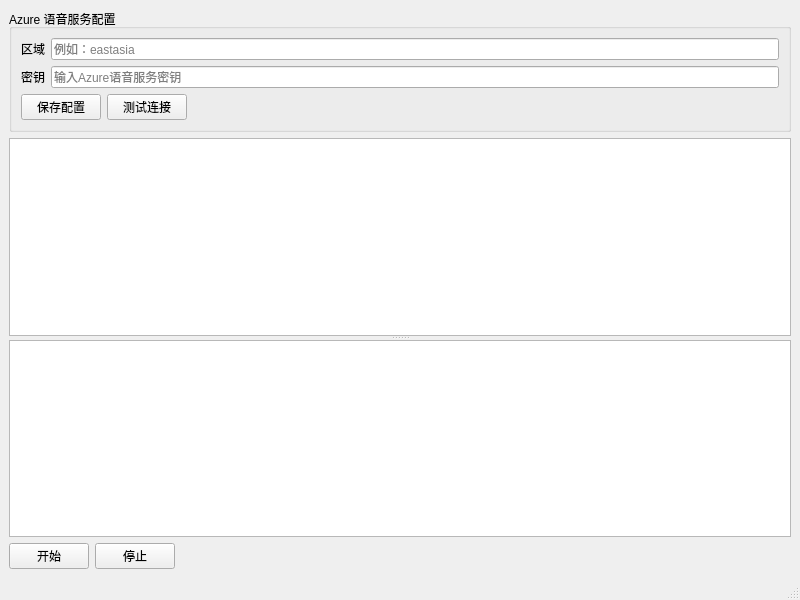
Qt form src/mainwindow.ui (SwartzMss/MeetingAssistant) before a commit.
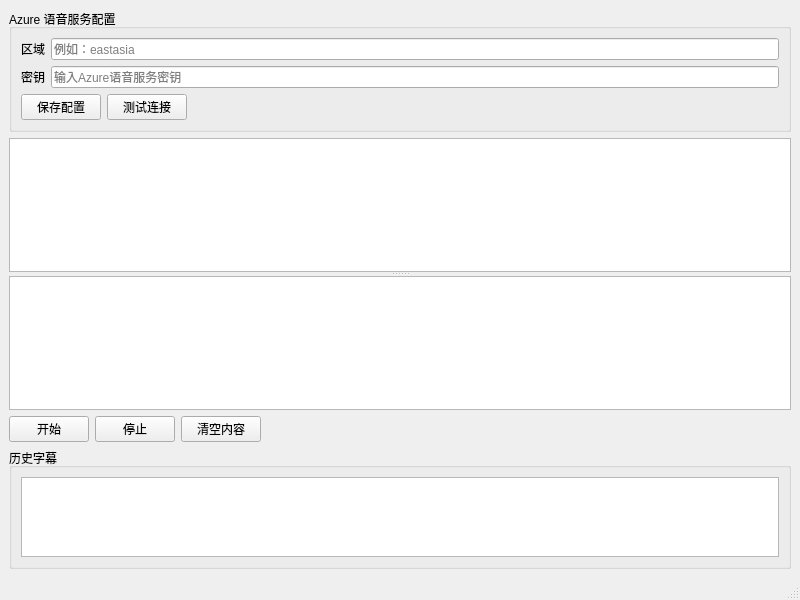
The same form after that commit.

```diff
--- a/src/mainwindow.ui
+++ b/src/mainwindow.ui
@@ -123,6 +123,13 @@
         </property>
        </widget>
       </item>
+      <item>
+       <widget class="QPushButton" name="clearButton">
+        <property name="text">
+         <string>清空内容</string>
+        </property>
+       </widget>
+      </item>
       <item>
        <spacer name="horizontalSpacer">
         <property name="orientation">
@@ -138,6 +145,22 @@
       </item>
      </layout>
     </item>
+    <item>
+     <widget class="QGroupBox" name="groupBoxHistory">
+      <property name="title">
+       <string>历史字幕</string>
+      </property>
+      <layout class="QVBoxLayout" name="verticalLayoutHistory">
+       <item>
+        <widget class="QTextEdit" name="historyChineseText">
+         <property name="readOnly">
+          <bool>true</bool>
+         </property>
+        </widget>
+       </item>
+      </layout>
+     </widget>
+    </item>
    </layout>
   </widget>
   <widget class="QStatusBar" name="statusBar"/>
```
